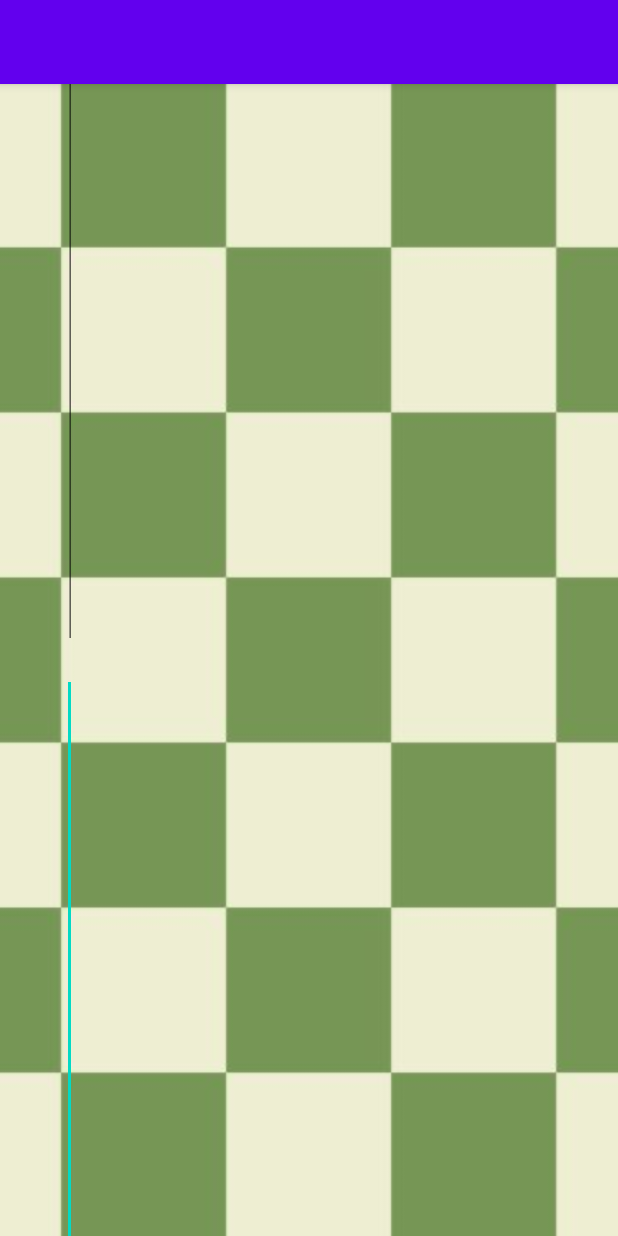
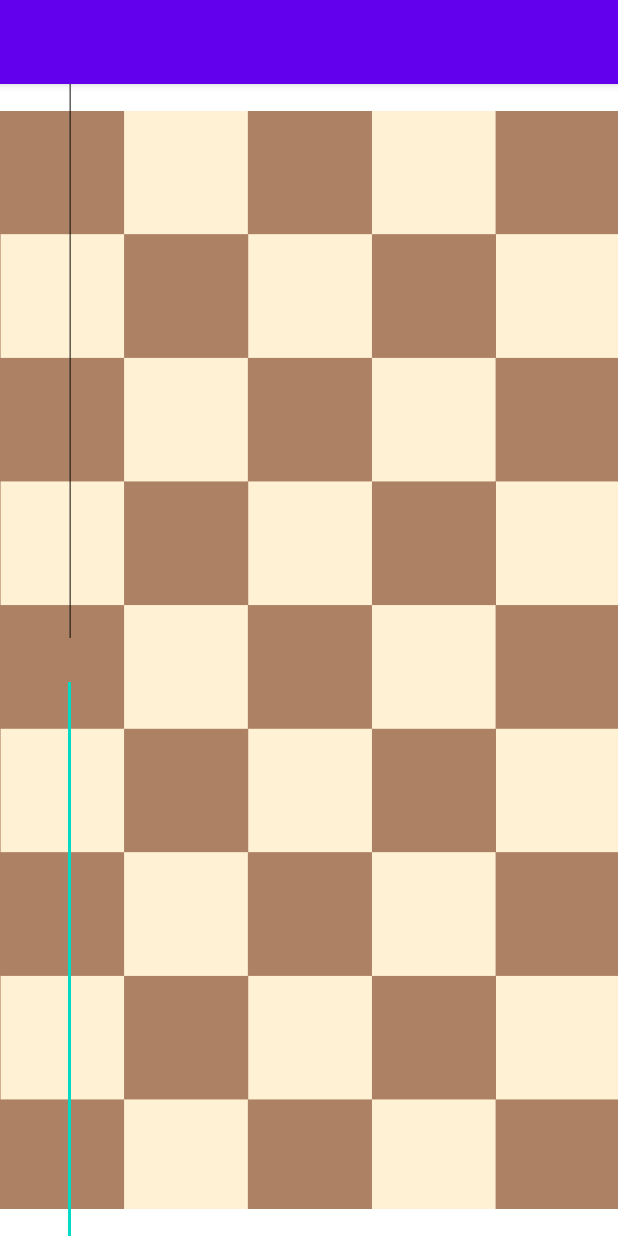
Before and after one commit to MunhozSilva/ChessClock, an Android app: the screen it shows after launch (MainActivity), on a phone screen of 412 x 824 dp. Run offline under Robolectric (Android 15) with nearby library versions, the phone set to English and light mode, and no system bars.

Commit message:
Background image

```diff
--- a/app/src/main/res/layout/activity_main.xml
+++ b/app/src/main/res/layout/activity_main.xml
@@ -9,16 +9,14 @@
 
     <ImageView
         android:id="@+id/imageView2"
-        android:layout_width="0dp"
-        android:layout_height="0dp"
-        android:adjustViewBounds="false"
+        android:layout_width="wrap_content"
+        android:layout_height="wrap_content"
         android:importantForAccessibility="no"
-        android:scaleType="centerCrop"
-        app:layout_constraintBottom_toBottomOf="parent"
+        app:layout_constraintBottom_toBottomOf="@+id/editTextTime"
         app:layout_constraintEnd_toEndOf="parent"
         app:layout_constraintStart_toStartOf="parent"
         app:layout_constraintTop_toTopOf="@+id/editTextTime3"
-        app:srcCompat="@drawable/table" />
+        app:srcCompat="@drawable/tabuleiro_opacidade80" />
 
     <androidx.constraintlayout.widget.Guideline
         android:id="@+id/guideline2"
@@ -42,7 +40,7 @@
         android:inputType="time"
         android:rotation="90"
         android:textAlignment="center"
-        android:textSize="96sp"
+        android:textSize="120sp"
         app:layout_constraintBottom_toBottomOf="parent"
         app:layout_constraintEnd_toEndOf="parent"
         app:layout_constraintHorizontal_bias="0.0"
@@ -59,7 +57,8 @@
         android:inputType="time"
         android:rotation="90"
         android:textAlignment="center"
-        android:textSize="96sp"
+        android:textColor="#000000"
+        android:textSize="120sp"
         app:layout_constraintBottom_toTopOf="@+id/guideline2"
         app:layout_constraintEnd_toEndOf="parent"
         app:layout_constraintHorizontal_bias="0.0"
```
Also changed, not shown: app/src/main/res/drawable/tabuleiro_de_xadrez.png (added), app/src/main/res/drawable/tabuleiro_opacidade80.png (added).
